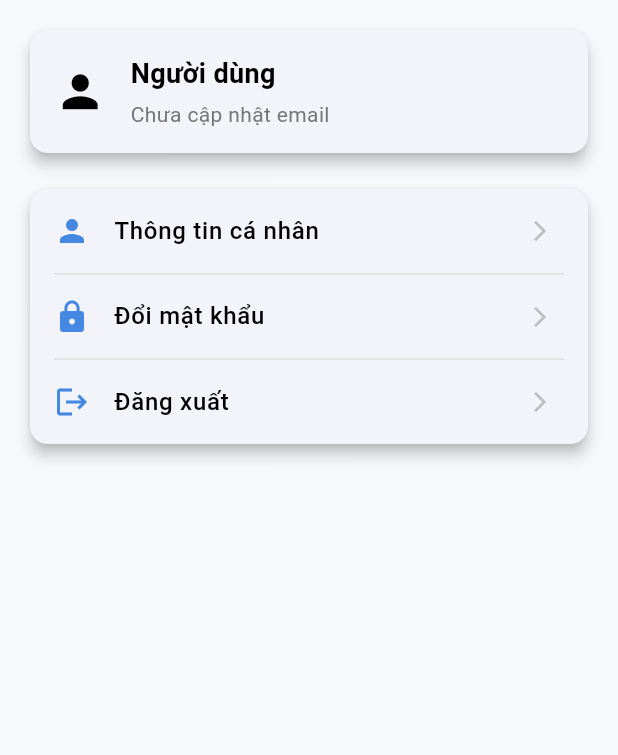
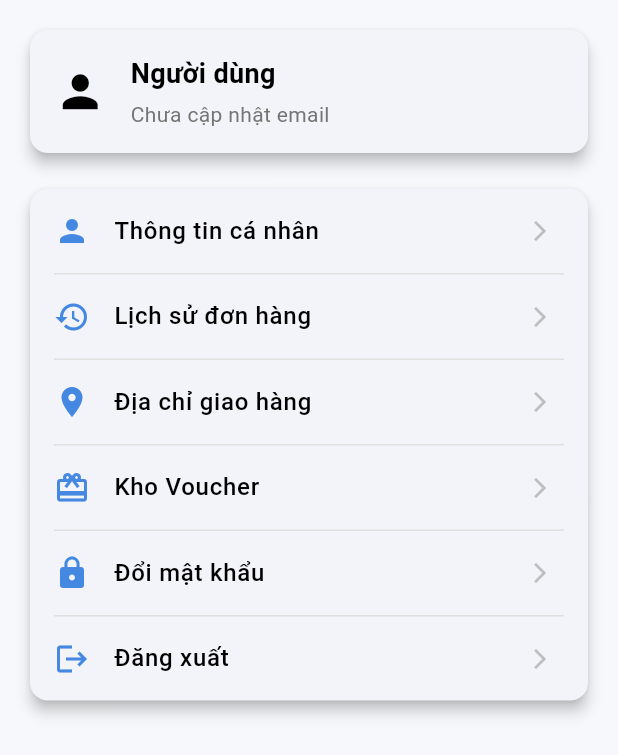
Before and after one commit to PhamVanDong2407/utshop_FE, a Flutter app: the Profile screen opened by its route, on a phone screen of 412 x 824 dp. Shown: the top 755 px of the screen. Run offline on Flutter 3.47's test engine with Material 3 defaults, Android fonts, the phone set to English and light mode, and no system bars; our stand-ins replace carousel_slider, file_picker, flutter_dotenv, flutter_screenutil, flutter_svg, get and 4 more; accounts and stored records are empty; network calls fail; statements that could not run were skipped.

Commit message:
update ui

```diff
--- a/lib/Views/Profile/Info/info.dart
+++ b/lib/Views/Profile/Info/info.dart
@@ -97,7 +97,7 @@ class Info extends StatelessWidget {
           Positioned(
             left: 16,
             right: 16,
-            bottom: 16,
+            bottom: 32,
             child: SizedBox(
               width: double.infinity,
               height: 50,
--- a/lib/Views/Profile/profile.dart
+++ b/lib/Views/Profile/profile.dart
@@ -103,6 +103,21 @@ class Profile extends StatelessWidget {
                   },
                 ),
                 _buildMenuItem(
+                  title: 'Lịch sử đơn hàng',
+                  icon: Icons.history,
+                  onTap: () {},
+                ),
+                _buildMenuItem(
+                  title: 'Địa chỉ giao hàng',
+                  icon: Icons.location_on,
+                  onTap: () {},
+                ),
+                _buildMenuItem(
+                  title: 'Kho Voucher',
+                  icon: Icons.card_giftcard,
+                  onTap: () {},
+                ),
+                _buildMenuItem(
                   title: 'Đổi mật khẩu',
                   icon: Icons.lock,
                   onTap: () {
```
